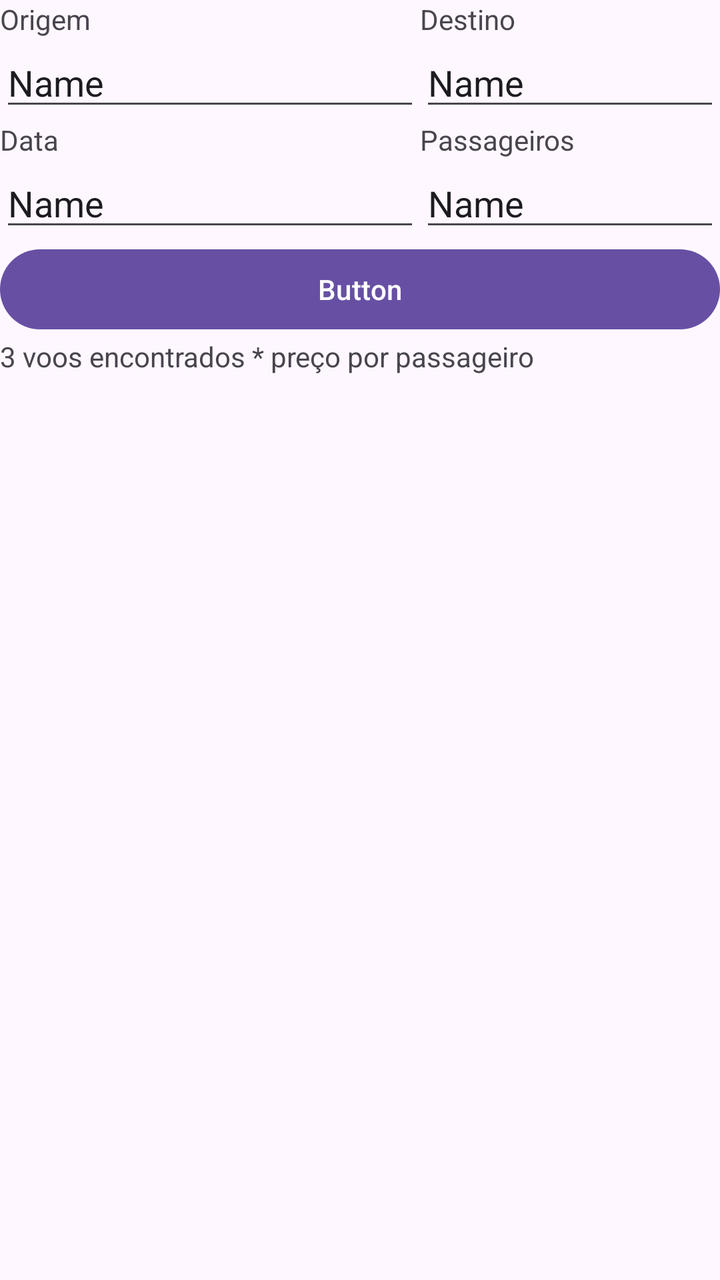
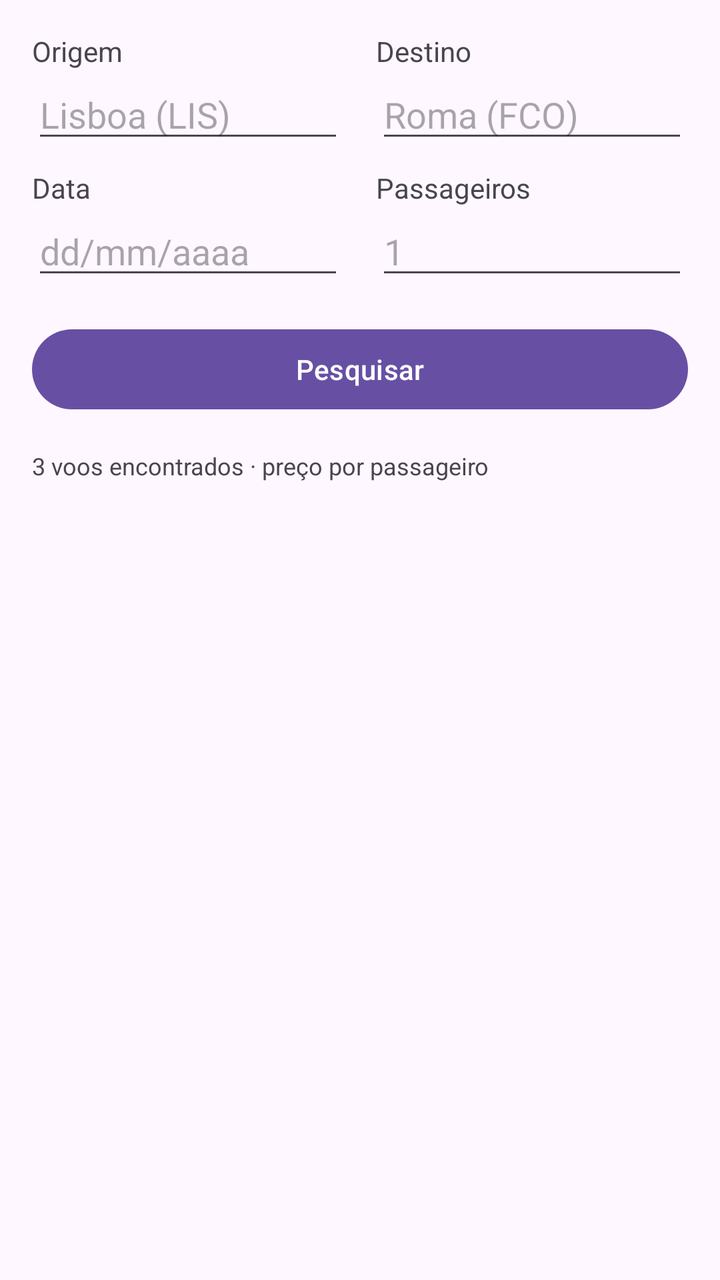

Two renders of the same Android screen: before a commit and after it. Below are the layout's source before the change and the commit's diff.
<!-- AndroidManifest.xml: application theme Theme.SkySkync_Mobile -->
<!-- res/layout/activity_pesquisa.xml -->
<?xml version="1.0" encoding="utf-8"?>
<LinearLayout xmlns:android="http://schemas.android.com/apk/res/android"
    xmlns:app="http://schemas.android.com/apk/res-auto"
    xmlns:tools="http://schemas.android.com/tools"
    android:id="@+id/main"
    android:layout_width="match_parent"
    android:layout_height="match_parent"
    tools:context=".PesquisaActivity"
    android:orientation="vertical">

    <LinearLayout
        android:layout_width="match_parent"
        android:layout_height="wrap_content"
        android:orientation="horizontal">

        <LinearLayout
            android:layout_width="wrap_content"
            android:layout_height="match_parent"
            android:orientation="vertical">

            <TextView
                android:id="@+id/textView7"
                android:layout_width="match_parent"
                android:layout_height="wrap_content"
                android:text="Origem" />

            <EditText
                android:id="@+id/editTextText5"
                android:layout_width="match_parent"
                android:layout_height="wrap_content"
                android:ems="10"
                android:inputType="text"
                android:text="Name" />

            <TextView
                android:id="@+id/textView8"
                android:layout_width="match_parent"
                android:layout_height="wrap_content"
                android:text="Data" />

            <EditText
                android:id="@+id/editTextText6"
                android:layout_width="match_parent"
                android:layout_height="wrap_content"
                android:ems="10"
                android:inputType="text"
                android:text="Name" />
        </LinearLayout>

        <LinearLayout
            android:layout_width="wrap_content"
            android:layout_height="match_parent"
            android:orientation="vertical">

            <TextView
                android:id="@+id/textView9"
                android:layout_width="match_parent"
                android:layout_height="wrap_content"
                android:text="Destino" />

            <EditText
                android:id="@+id/editTextText7"
                android:layout_width="match_parent"
                android:layout_height="wrap_content"
                android:ems="10"
                android:inputType="text"
                android:text="Name" />

            <TextView
                android:id="@+id/textView10"
                android:layout_width="match_parent"
                android:layout_height="wrap_content"
                android:text="Passageiros" />

            <EditText
                android:id="@+id/editTextText8"
                android:layout_width="match_parent"
                android:layout_height="wrap_content"
                android:ems="10"
                android:inputType="text"
                android:text="Name" />
        </LinearLayout>

    </LinearLayout>

    <Button
        android:id="@+id/button2"
        android:layout_width="match_parent"
        android:layout_height="wrap_content"
        android:text="Button" />

    <TextView
        android:id="@+id/textView11"
        android:layout_width="match_parent"
        android:layout_height="wrap_content"
        android:text="3 voos encontrados * preço por passageiro" />


</LinearLayout>
<!-- resources referenced by this layout -->
<resources>
  <style name="Theme.SkySkync_Mobile" parent="Base.Theme.SkySkync_Mobile" />
  <style name="Base.Theme.SkySkync_Mobile" parent="Theme.Material3.DayNight.NoActionBar">
          
          
      </style>
</resources>

<!-- the commit's change to res/layout/activity_pesquisa.xml (unified diff, before → after) -->
@@ -5,95 +5,194 @@
     android:id="@+id/main"
     android:layout_width="match_parent"
     android:layout_height="match_parent"
-    tools:context=".PesquisaActivity"
-    android:orientation="vertical">
+    android:orientation="vertical"
+    android:padding="16dp"
+    tools:context=".PesquisaActivity">
 
+    
     <LinearLayout
         android:layout_width="match_parent"
         android:layout_height="wrap_content"
         android:orientation="horizontal">
 
         <LinearLayout
-            android:layout_width="wrap_content"
-            android:layout_height="match_parent"
+            android:layout_width="0dp"
+            android:layout_height="wrap_content"
+            android:layout_weight="1"
+            android:layout_marginEnd="8dp"
             android:orientation="vertical">
 
             <TextView
-                android:id="@+id/textView7"
-                android:layout_width="match_parent"
+                android:layout_width="wrap_content"
                 android:layout_height="wrap_content"
                 android:text="Origem" />
 
             <EditText
-                android:id="@+id/editTextText5"
+                android:id="@+id/etOrigem"
                 android:layout_width="match_parent"
                 android:layout_height="wrap_content"
-                android:ems="10"
-                android:inputType="text"
-                android:text="Name" />
+                android:hint="Lisboa (LIS)"
+                android:inputType="text" />
+        </LinearLayout>
+
+        <LinearLayout
+            android:layout_width="0dp"
+            android:layout_height="wrap_content"
+            android:layout_weight="1"
+            android:layout_marginStart="8dp"
+            android:orientation="vertical">
 
             <TextView
-                android:id="@+id/textView8"
+                android:layout_width="wrap_content"
+                android:layout_height="wrap_content"
+                android:text="Destino" />
+
+            <EditText
+                android:id="@+id/etDestino"
                 android:layout_width="match_parent"
+                android:layout_height="wrap_content"
+                android:hint="Roma (FCO)"
+                android:inputType="text" />
+        </LinearLayout>
+    </LinearLayout>
+
+    
+    <LinearLayout
+        android:layout_width="match_parent"
+        android:layout_height="wrap_content"
+        android:layout_marginTop="8dp"
+        android:orientation="horizontal">
+
+        <LinearLayout
+            android:layout_width="0dp"
+            android:layout_height="wrap_content"
+            android:layout_weight="1"
+            android:layout_marginEnd="8dp"
+            android:orientation="vertical">
+
+            <TextView
+                android:layout_width="wrap_content"
                 android:layout_height="wrap_content"
                 android:text="Data" />
 
             <EditText
-                android:id="@+id/editTextText6"
+                android:id="@+id/etData"
                 android:layout_width="match_parent"
                 android:layout_height="wrap_content"
-                android:ems="10"
-                android:inputType="text"
-                android:text="Name" />
+                android:hint="dd/mm/aaaa"
+                android:focusable="false"
+                android:clickable="true"
+                android:inputType="none" />
         </LinearLayout>
 
         <LinearLayout
-            android:layout_width="wrap_content"
-            android:layout_height="match_parent"
+            android:layout_width="0dp"
+            android:layout_height="wrap_content"
+            android:layout_weight="1"
+            android:layout_marginStart="8dp"
             android:orientation="vertical">
 
             <TextView
-                android:id="@+id/textView9"
-                android:layout_width="match_parent"
-                android:layout_height="wrap_content"
-                android:text="Destino" />
-
-            <EditText
-                android:id="@+id/editTextText7"
-                android:layout_width="match_parent"
-                android:layout_height="wrap_content"
-                android:ems="10"
-                android:inputType="text"
-                android:text="Name" />
-
-            <TextView
-                android:id="@+id/textView10"
-                android:layout_width="match_parent"
+                android:layout_width="wrap_content"
                 android:layout_height="wrap_content"
                 android:text="Passageiros" />
 
             <EditText
-                android:id="@+id/editTextText8"
+                android:id="@+id/etPassageiros"
                 android:layout_width="match_parent"
                 android:layout_height="wrap_content"
-                android:ems="10"
-                android:inputType="text"
-                android:text="Name" />
+                android:hint="1"
+                android:inputType="number" />
         </LinearLayout>
-
     </LinearLayout>
 
     <Button
-        android:id="@+id/button2"
+        android:id="@+id/btnPesquisar"
         android:layout_width="match_parent"
         android:layout_height="wrap_content"
-        android:text="Button" />
+        android:layout_marginTop="16dp"
+        android:text="Pesquisar" />
 
     <TextView
-        android:id="@+id/textView11"
+        android:id="@+id/tvResultados"
         android:layout_width="match_parent"
         android:layout_height="wrap_content"
-        android:text="3 voos encontrados * preço por passageiro" />
+        android:layout_marginTop="16dp"
+        android:text="3 voos encontrados · preço por passageiro"
+        android:textSize="12sp" />
 
+    <androidx.recyclerview.widget.RecyclerView
+        android:id="@+id/rvVoos"
+        android:layout_width="match_parent"
+        android:layout_height="0dp"
+        android:layout_weight="1"
+        android:layout_marginTop="8dp"
+        tools:listitem="@layout/item_voo" />
 
 </LinearLayout>
+<!-- res/layout/item_voo.xml (included above) -->
+<?xml version="1.0" encoding="utf-8"?>
+<LinearLayout xmlns:android="http://schemas.android.com/apk/res/android"
+    style="@style/Cartao"
+    android:orientation="vertical">
+
+    
+    <LinearLayout
+        android:layout_width="match_parent"
+        android:layout_height="wrap_content"
+        android:orientation="horizontal">
+
+        <TextView
+            android:id="@+id/tvNumero"
+            android:layout_width="0dp"
+            android:layout_height="wrap_content"
+            android:layout_weight="1"
+            android:text="TP1940"
+            android:textStyle="bold" />
+
+        <TextView
+            android:id="@+id/tvEstado"
+            style="@style/Etiqueta"
+            android:text="agendado" />
+    </LinearLayout>
+
+    
+    <LinearLayout
+        android:layout_width="match_parent"
+        android:layout_height="wrap_content"
+        android:orientation="horizontal">
+
+        <TextView
+            android:id="@+id/tvPartida"
+            style="@style/HoraGrande"
+            android:layout_width="0dp"
+            android:layout_weight="1"
+            android:text="08:00" />
+
+        <TextView
+            android:id="@+id/tvChegada"
+            style="@style/HoraGrande"
+            android:text="09:00" />
+    </LinearLayout>
+
+    
+    <LinearLayout
+        android:layout_width="match_parent"
+        android:layout_height="wrap_content"
+        android:orientation="horizontal">
+
+        <TextView
+            android:id="@+id/tvRota"
+            style="@style/TextoPequeno"
+            android:layout_width="0dp"
+            android:layout_weight="1"
+            android:text="LIS → OPO" />
+
+        <TextView
+            android:id="@+id/tvPreco"
+            android:layout_width="wrap_content"
+            android:layout_height="wrap_content"
+            android:text="49,99 €"
+            android:textStyle="bold" />
+    </LinearLayout>
+</LinearLayout>
<!-- resource entries referenced after the edit -->
@@ -1,5 +1,30 @@
 <!-- resources referenced by this layout -->
 <resources>
+  <style name="Cartao">
+          <item name="android:layout_width">match_parent</item>
+          <item name="android:layout_height">wrap_content</item>
+          <item name="android:layout_marginBottom">8dp</item>
+          <item name="android:padding">12dp</item>
+          <item name="android:background">#F2F2F2</item>
+      </style>
+  <style name="Etiqueta">
+          <item name="android:layout_width">wrap_content</item>
+          <item name="android:layout_height">wrap_content</item>
+          <item name="android:paddingHorizontal">8dp</item>
+          <item name="android:textSize">11sp</item>
+          <item name="android:background">#DDDDDD</item>
+      </style>
+  <style name="HoraGrande">
+          <item name="android:layout_width">wrap_content</item>
+          <item name="android:layout_height">wrap_content</item>
+          <item name="android:textSize">22sp</item>
+          <item name="android:textStyle">bold</item>
+      </style>
+  <style name="TextoPequeno">
+          <item name="android:layout_width">wrap_content</item>
+          <item name="android:layout_height">wrap_content</item>
+          <item name="android:textSize">12sp</item>
+      </style>
   <style name="Theme.SkySkync_Mobile" parent="Base.Theme.SkySkync_Mobile" />
   <style name="Base.Theme.SkySkync_Mobile" parent="Theme.Material3.DayNight.NoActionBar">
           
